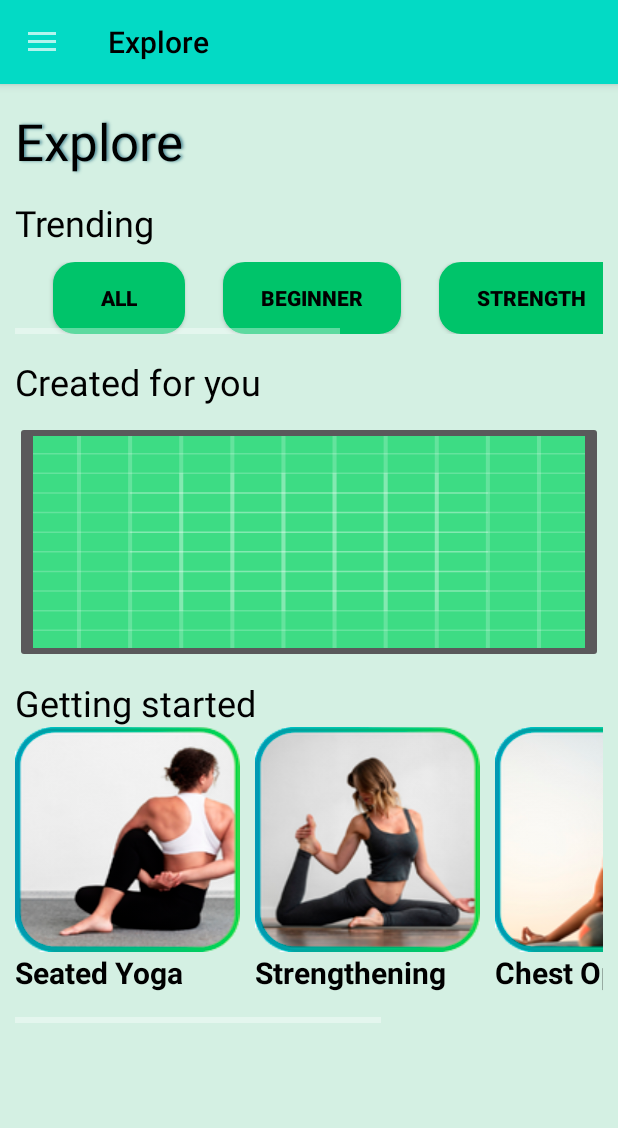
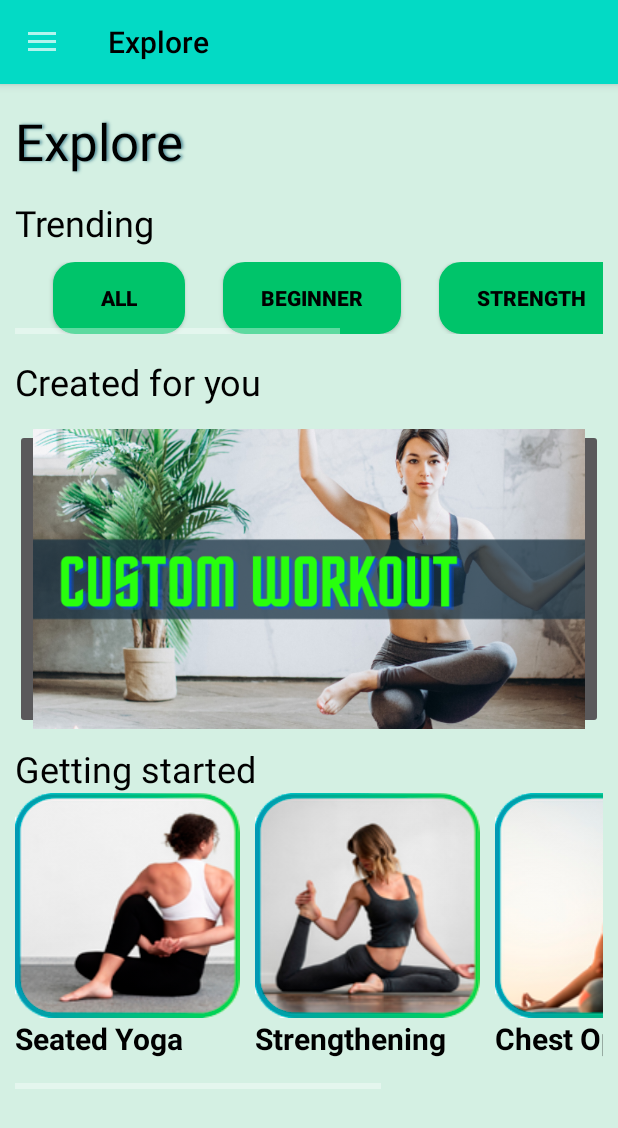
Before and after one commit to ericazpcalaca/Yoga_App, an Android app: the screen it shows after launch once a user with an empty profile is signed in (MainActivity), in the side drawer, after a tap on "Explore", on a phone screen of 412 x 824 dp. Shown: the top 1128 px of the screen. Run offline under Robolectric (Android 15) with nearby library versions, the light colour scheme and no system bars; our stand-ins replace Firebase (no records; nobody signed in at launch, a user with empty details on screens opened directly), Volley; network calls fail; pictures from the network do not load.

Commit message:
Added the image of the custom workout

```diff
--- a/app/src/main/res/layout/fragment_explore.xml
+++ b/app/src/main/res/layout/fragment_explore.xml
@@ -121,10 +121,10 @@
         <ImageButton
             android:id="@+id/btnCreatedForYou"
             android:layout_width="match_parent"
-            android:layout_height="161dp"
-            android:layout_marginTop="10dp"
-            android:scaleType="fitXY"
-            android:src="@drawable/ic_launcher_background" />
+            android:layout_height="200dp"
+            android:layout_marginTop="15dp"
+            android:scaleType="centerCrop"
+            android:src="@drawable/custom_workout" />
 
         <TextView
             android:id="@+id/txtFocus"
```
Also changed, not shown: app/src/main/res/drawable-v24/custom_workout.png (added).
